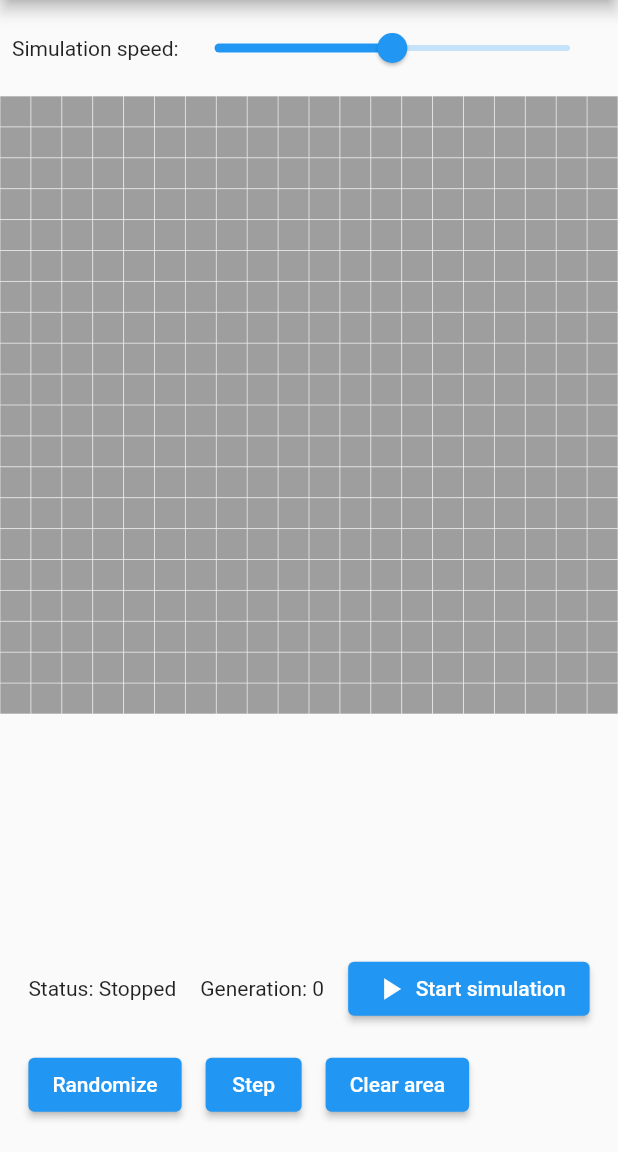
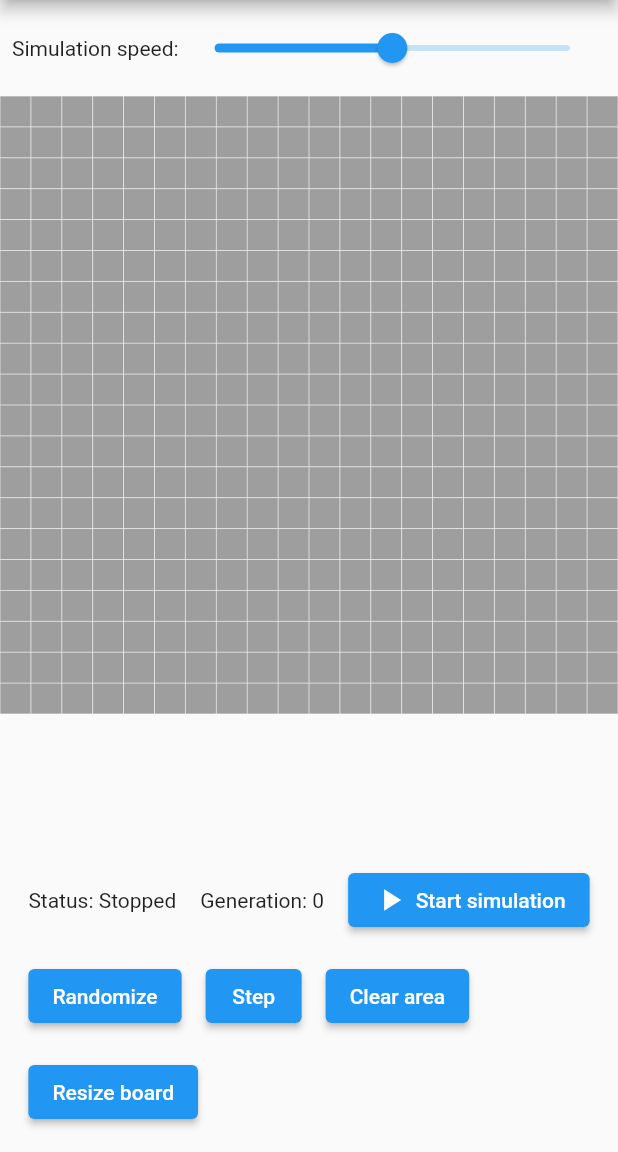
Before and after one commit to Piero512/flutter_game_of_life, a Flutter app: the screen it shows after launch, on a phone screen of 412 x 824 dp, the part 84-1236 px from its top. Run offline on Flutter 3.47's test engine with Material 2 defaults, Android fonts, the phone set to English and light mode, and no system bars.

Commit message:
Make wrap inflexible too

```diff
--- a/lib/array_2d.dart
+++ b/lib/array_2d.dart
@@ -23,10 +23,13 @@ class Array2D {
       : _backingArray = List.from(iter);
 
   int operator [](Pair<int, int> index) {
+    if(index.first > width || index.second > height)
+      throw RangeError("$index out of bounds");
     return _backingArray[width * index.first + index.second];
   }
 
   operator []=(Pair<int, int> index, int value) {
+
     _backingArray[width * index.first + index.second] = value;
   }
 
--- a/lib/main.dart
+++ b/lib/main.dart
@@ -88,7 +88,8 @@ class _GameOfLifeBoardState extends State<GameOfLifeBoard> {
             ),
           ),
         ),
-        Flexible(
+        Padding(
+          padding: const EdgeInsets.all(8.0),
           child: Wrap(
             crossAxisAlignment: WrapCrossAlignment.center,
             children:
```
